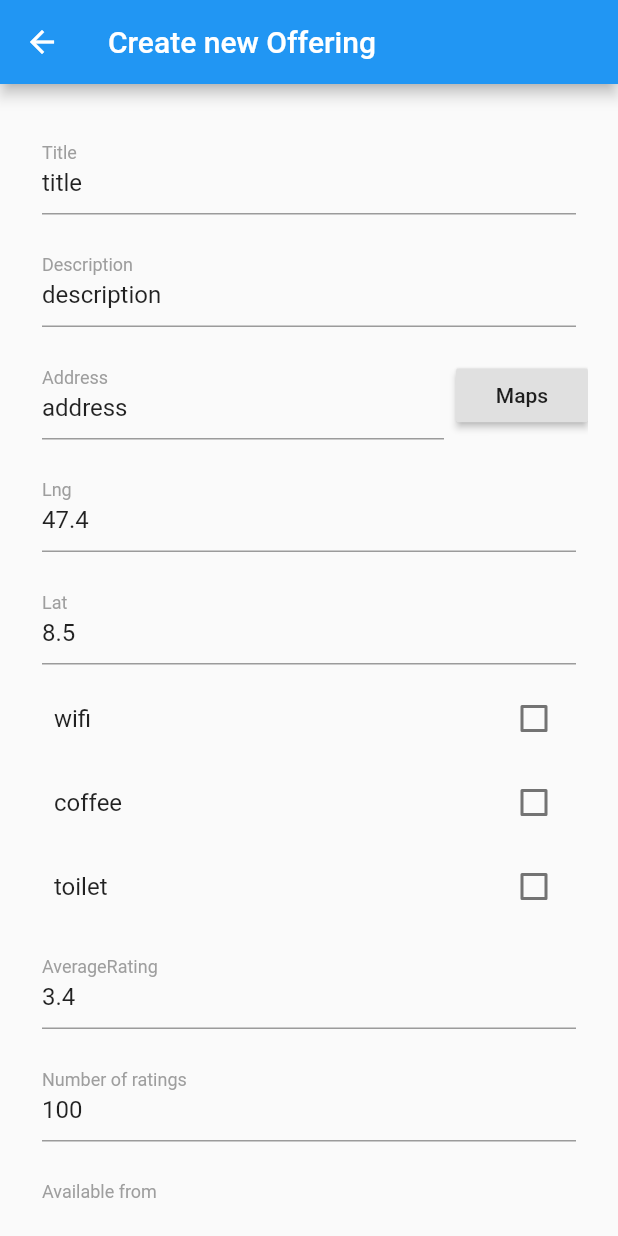
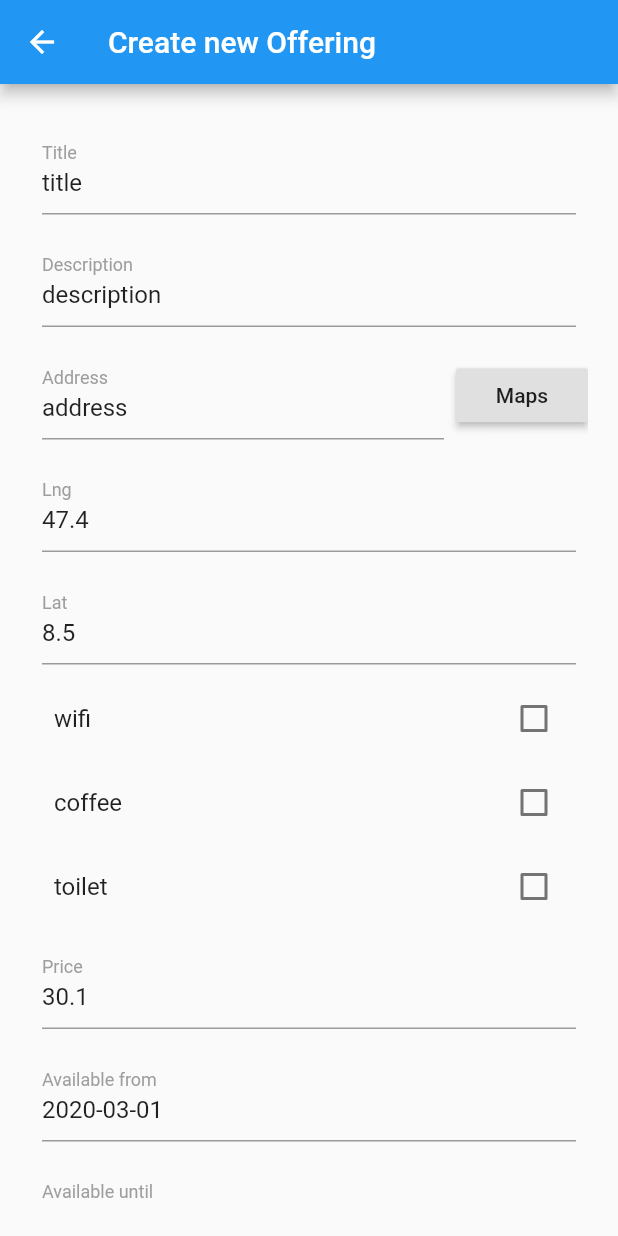
Before and after one commit to OfficeNextDoor/OfficeNextDoor, a Flutter app: the OfferView screen opened by its route, on a phone screen of 412 x 824 dp. Run offline on Flutter 3.47's test engine with Material 2 defaults, Android fonts, the phone set to English and light mode, and no system bars; our stand-ins replace carousel_slider, cloud_firestore, firebase_auth, font_awesome_flutter, google_maps_flutter; missing offline and left inert: multi_image_picker, place_picker; accounts and stored records are empty.

Commit message:
Make creating offers great again!

```diff
--- a/lib/create_offering/offer_workplace.dart
+++ b/lib/create_offering/offer_workplace.dart
@@ -96,8 +96,9 @@ class OfferCreationFormState extends State<OfferCreationForm> with AutomaticKeep
                 }).toList(),
               ),
 
-              CustomTextField('AverageRating', '3.4', (value) => workplaceDTO.averageRating = double.parse(value)),
-              CustomTextField('Number of ratings', '100', (value) => workplaceDTO.numberOfRatings = int.parse(value)),
+              // TODO useless for now CustomTextField('AverageRating', '3.4', (value) => workplaceDTO.averageRating = double.parse(value)),
+              // TODO useless for now CustomTextField('Number of ratings', '100', (value) => workplaceDTO.numberOfRatings = int.parse(value)),
+              CustomTextField('Price', '30.1', (value) => workplaceDTO.price = double.parse(value)),
               CustomTextField('Available from', '2020-03-01', (value) =>  workplaceDTO.availableFrom = Timestamp.fromDate(DateTime.parse(value))), //2020-03-01
               CustomTextField('Available until', '2020-06-01', (value) =>  workplaceDTO.availableTo = Timestamp.fromDate(DateTime.parse(value))), //2020-06-01
               CustomTextField('Owner', '95816dd3-bffc-4810-b065-cf9ff9714b06', (value) => workplaceDTO.owner = value),
@@ -198,39 +199,5 @@ class WorkplaceDTO {
   List bookings;
   List images;
   List features;
-
-  WorkplaceDTO.fromMap(Map<String, dynamic> map, {this.reference})
-      : assert(map['title'] != null),
-        assert(map['description'] != null),
-        assert(map['thumbnail'] != null),
-        assert(map['owner'] != null),
-        assert(map['availableFrom'] != null),
-        assert(map['availableTo'] != null),
-        assert(map['address'] != null),
-        assert(map['averageRating'] != null),
-        assert(map['numberOfRatings'] != null),
-        assert(map['geopoint'] != null),
-        title = map['title'],
-        description = map['description'],
-        thumbnail = map['thumbnail'],
-        owner = map['owner'],
-        availableFrom = map['availableFrom'],
-        availableTo = map['availableTo'],
-        address = map['address'],
-        averageRating = map['averageRating'],
-        numberOfRatings = map['numberOfRatings'],
-        geopoint = map['geopoint'];
-
-  WorkplaceDTO.fromSnapshot(DocumentSnapshot snapshot)
-      : this.fromMap(snapshot.data, reference: snapshot.reference);
-
-  @override
-  String toString() => "Record<$title:$averageRating>";
+  double price;
 }
-
-class BookingDTO {
-  BookingDTO(this.by, this.date);
-
-  String by;
-  DateTime date;
-}
```
Also changed, not shown: lib/common/data_access.dart (+5 -5 lines), lib/create_offering/offer_image_page.dart (+29 -7 lines).
